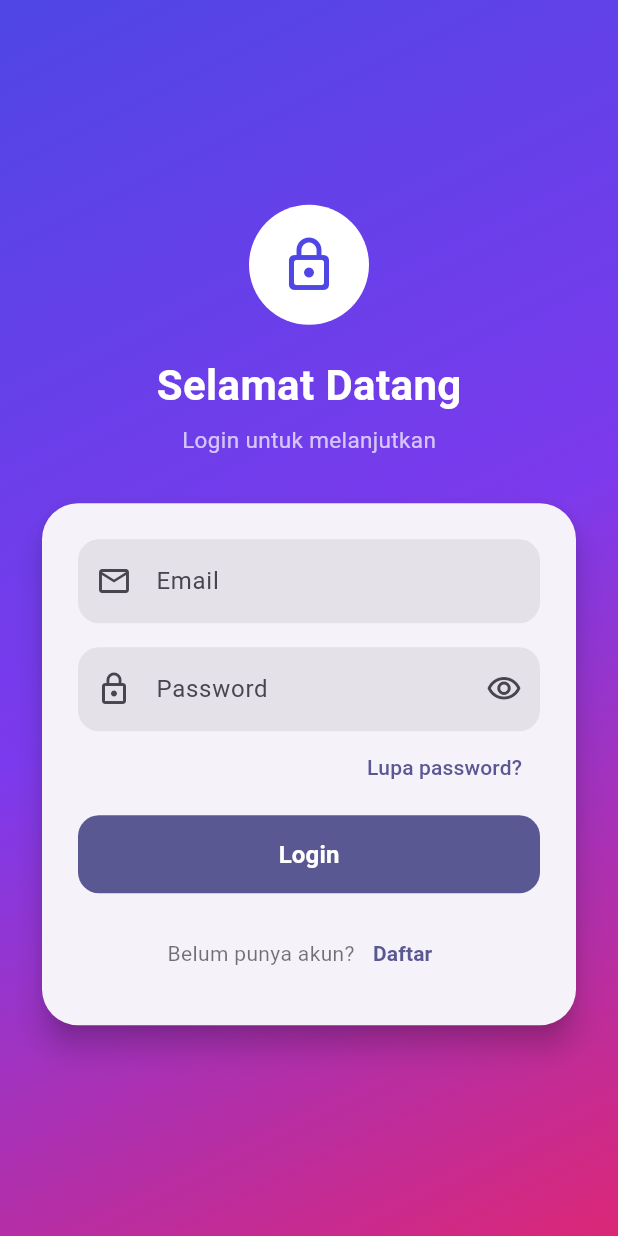
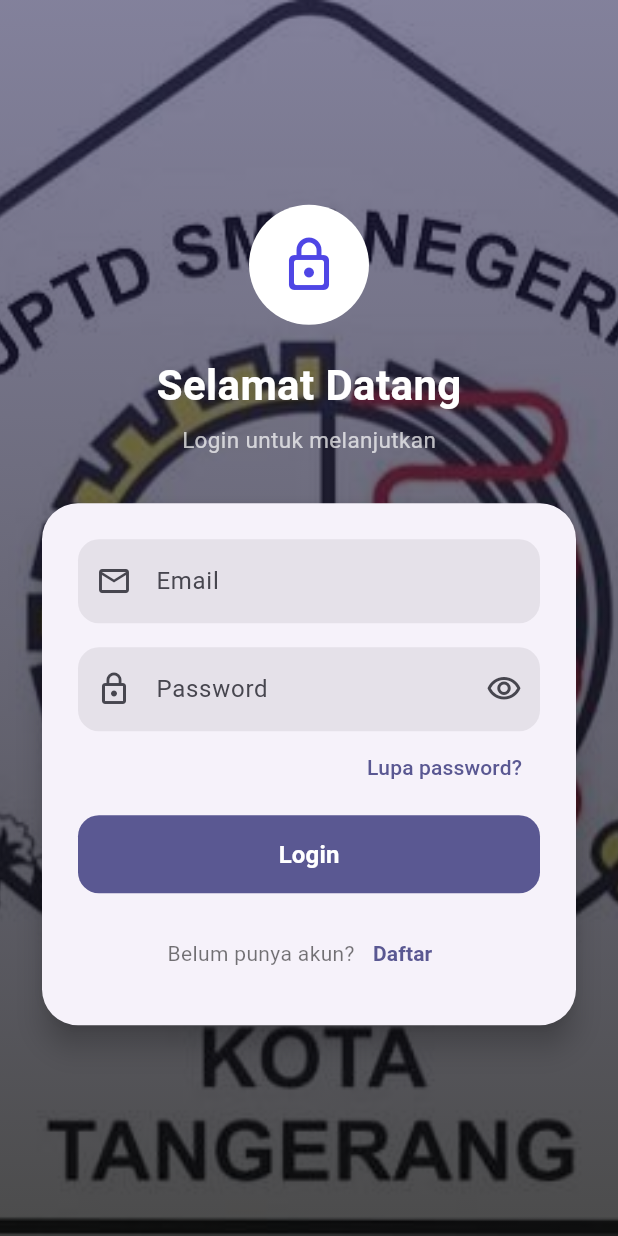
Before and after one commit to safrizalramadhan54-bot/latihan_firebase, a Flutter app: the screen it shows after launch, on a phone screen of 412 x 824 dp. Run offline on Flutter 3.47's test engine with Material 3 defaults, Android fonts, the phone set to English and light mode, and no system bars; our stand-ins replace firebase_auth, firebase_core; accounts and stored records are empty.

Commit message:
Mengganti latar halaman login dan home dengan foto sekolah

```diff
--- a/lib/main.dart
+++ b/lib/main.dart
@@ -11,6 +11,7 @@ void main() {
   ).then((_) => runApp(const MyApp()));
 }
 
+
 const _loginGradient = LinearGradient(
   begin: Alignment.topLeft,
   end: Alignment.bottomRight,
@@ -21,7 +22,7 @@ const _loginGradient = LinearGradient(
   ],
 );
 
-// Warna halaman Register (hijau teal)
+
 const _registerGradient = LinearGradient(
   begin: Alignment.topLeft,
   end: Alignment.bottomRight,
@@ -32,6 +33,44 @@ const _registerGradient = LinearGradient(
 );
 
 const _tealColor = Color(0xFF0F766E);
+
+const _schoolImage = 'assets/images/sekolah.jpg';
+
+
+const _overlayGradient = LinearGradient(
+  begin: Alignment.topCenter,
+  end: Alignment.bottomCenter,
+  colors: [
+    Color.fromRGBO(30, 27, 75, 0.55),
+    Color.fromRGBO(0, 0, 0, 0.70),
+  ],
+);
+
+class SchoolBackground extends StatelessWidget {
+  final Widget child;
+
+  const SchoolBackground({super.key, required this.child});
+
+  @override
+  Widget build(BuildContext context) {
+    return Stack(
+      fit: StackFit.expand,
+      children: [
+        Image.asset(
+          _schoolImage,
+          fit: BoxFit.cover,
+          errorBuilder: (context, error, stackTrace) => const DecoratedBox(
+            decoration: BoxDecoration(gradient: _loginGradient),
+          ),
+        ),
+        const DecoratedBox(
+          decoration: BoxDecoration(gradient: _overlayGradient),
+        ),
+        child,
+      ],
+    );
+  }
+}
 
 class MyApp extends StatelessWidget {
   const MyApp({super.key});
@@ -60,8 +99,7 @@ class AuthGate extends StatelessWidget {
       builder: (context, snapshot) {
         if (snapshot.connectionState == ConnectionState.waiting) {
           return const Scaffold(
-            body: DecoratedBox(
-              decoration: BoxDecoration(gradient: _loginGradient),
+            body: SchoolBackground(
               child: Center(
                 child: CircularProgressIndicator(color: Colors.white),
               ),
@@ -78,7 +116,7 @@ class AuthGate extends StatelessWidget {
   }
 }
 
-/// Ubah error Firebase jadi pesan yang gampang dibaca
+
 String _errorText(Object error) {
   if (error is FirebaseAuthException) {
     switch (error.code) {
@@ -159,7 +197,7 @@ class _LoginPageState extends State<LoginPage> {
   }
 
   void _login() {
-    // Cek isian dulu, kalau kosong / salah format ga dikirim ke Firebase
+
     if (!_formKey.currentState!.validate()) return;
 
     setState(() => _loading = true);
@@ -220,10 +258,7 @@ class _LoginPageState extends State<LoginPage> {
   @override
   Widget build(BuildContext context) {
     return Scaffold(
-      body: Container(
-        width: double.infinity,
-        height: double.infinity,
-        decoration: const BoxDecoration(gradient: _loginGradient),
+      body: SchoolBackground(
         child: SafeArea(
           child: Center(
             child: SingleChildScrollView(
@@ -413,7 +448,7 @@ class _RegisterPageState extends State<RegisterPage> {
 
     setState(() => _loading = true);
 
-    // Ambil navigator dulu sebelum proses async
+
     final navigator = Navigator.of(context);
     final name = _nameController.text.trim();
 
@@ -425,8 +460,7 @@ class _RegisterPageState extends State<RegisterPage> {
         .then((cred) => cred.user?.updateDisplayName(name))
         .then(
           (_) {
-            // Akun jadi & otomatis login, tutup halaman register
-            // supaya kebuka HomePage
+
             navigator.pop();
           },
           onError: (e) {
@@ -456,6 +490,7 @@ class _RegisterPageState extends State<RegisterPage> {
       backgroundColor: Colors.white,
       body: Column(
         children: [
+
           Container(
             width: double.infinity,
             padding: const EdgeInsets.fromLTRB(16, 0, 24, 32),
@@ -675,10 +710,7 @@ class HomePage extends StatelessWidget {
     final initial = name.isNotEmpty ? name[0].toUpperCase() : '?';
 
     return Scaffold(
-      body: Container(
-        width: double.infinity,
-        height: double.infinity,
-        decoration: const BoxDecoration(gradient: _loginGradient),
+      body: SchoolBackground(
         child: SafeArea(
           child: Center(
             child: Padding(
```
